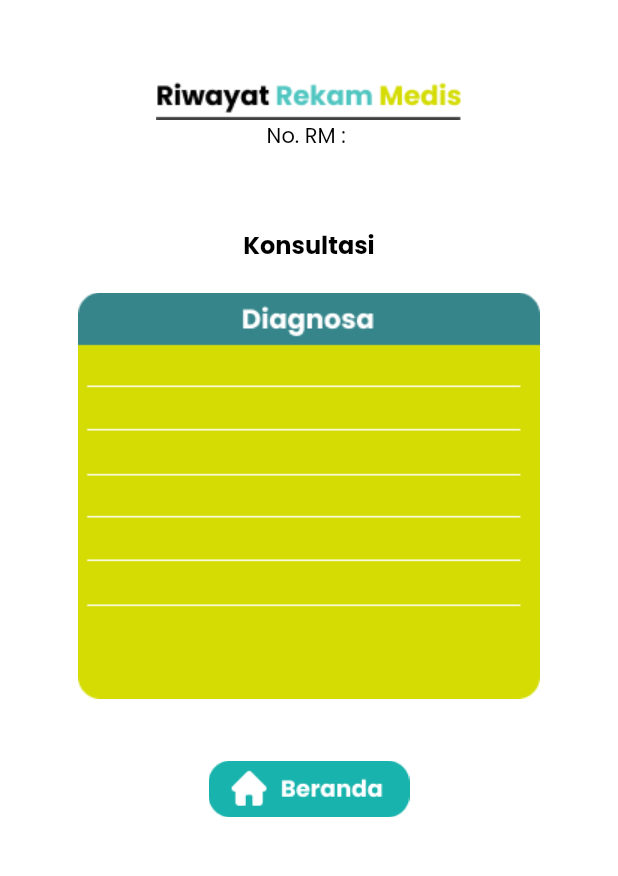
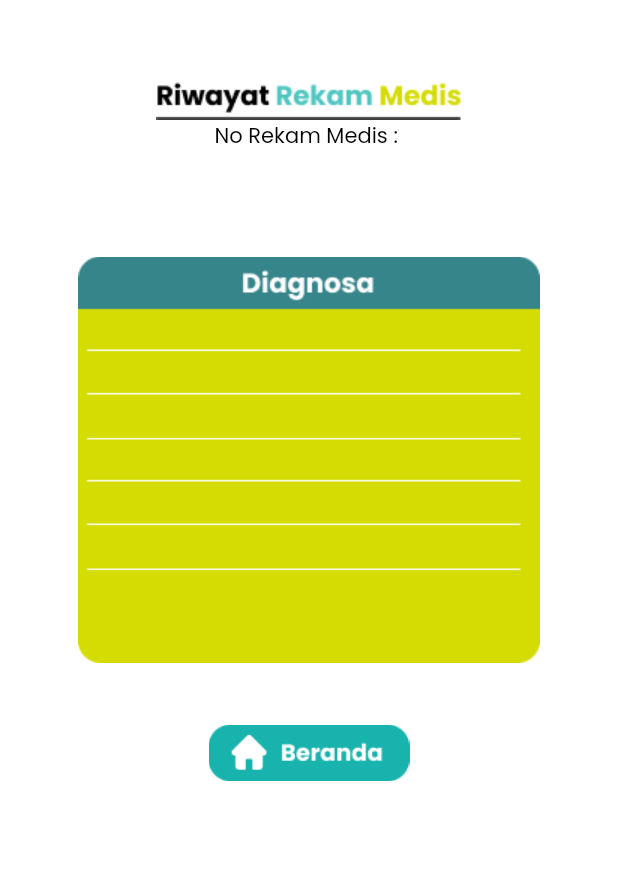
Before and after one commit to yudicandraa/TIK201-2022-2-ReDoc-Registrasi-Dokter-Spesialis, a Flutter app: the RekamMedis screen opened directly, on a phone screen of 412 x 824 dp, the part 135-1011 px from its top. Run offline on Flutter 3.47's test engine with Material 2 defaults, Android fonts, the phone set to English and light mode, and no system bars; our stand-ins replace cloud_firestore, firebase_auth, firebase_core, fluttertoast; missing offline and left inert: cloud_firestore_web, firebase_auth_web, firebase_core_web; accounts and stored records are empty.

```diff
--- a/redoc/lib/rekammedis.dart
+++ b/redoc/lib/rekammedis.dart
@@ -1,8 +1,11 @@
 import 'dart:ui';
 
+import 'package:cloud_firestore/cloud_firestore.dart';
+import 'package:firebase_auth/firebase_auth.dart';
 import 'package:flutter/material.dart';
 import 'package:redoc/beranda.dart';
 import 'package:redoc/pilihdokter.dart';
+import 'package:redoc/user_model.dart';
 
 class RekamMedis extends StatefulWidget {
   const RekamMedis({Key? key}) : super(key: key);
@@ -12,6 +15,23 @@ class RekamMedis extends StatefulWidget {
 }
 
 class _RekamMedisState extends State<RekamMedis> {
+  User? user = FirebaseAuth.instance.currentUser;
+  UserModel loginUser = UserModel();
+
+  @override
+  void initState() {
+    super.initState();
+
+    FirebaseFirestore.instance
+        .collection("users")
+        .doc(user!.uid)
+        .get()
+        .then((value) {
+      this.loginUser = UserModel.fromMap(value.data());
+      setState(() {});
+    });
+  }
+
   @override
   Widget build(BuildContext context) {
     return Scaffold(
@@ -32,7 +52,7 @@ class _RekamMedisState extends State<RekamMedis> {
                         Navigator.push(
                           context,
                           new MaterialPageRoute(
-                              builder: (context) => new PilihDokter()),
+                              builder: (context) => new Home()),
                         );
                       },
                       icon: Image(image: AssetImage('assets/backbutton.png')),
@@ -53,7 +73,7 @@ class _RekamMedisState extends State<RekamMedis> {
               children: [
                 Image(image: AssetImage('assets/textRM.png')),
                 Text(
-                  'No. RM : ',
+                  'No Rekam Medis : ${loginUser.rekamMedis}',
                   style: TextStyle(
                       fontFamily: 'PoppinsRegular',
                       fontSize: 14,
@@ -62,17 +82,28 @@ class _RekamMedisState extends State<RekamMedis> {
                 SizedBox(
                   height: 50,
                 ),
-                Text(
-                  'Konsultasi',
-                  style: TextStyle(
-                      fontFamily: 'Poppins',
-                      fontSize: 16,
-                      color: Color(0xff000000)),
-                ),
                 SizedBox(
                   height: 20,
                 ),
-                Image(image: AssetImage('assets/diagnosa.png')),
+                Stack(
+                  children: [
+                    Container(
+                      alignment: Alignment.center,
+                      child: Image(image: AssetImage('assets/diagnosa.png')),
+                    ),
+                    Container(
+                      alignment: Alignment.center,
+                      margin: EdgeInsets.only(top: 40),
+                      child: Text(
+                        '${loginUser.dataRM}',
+                        style: TextStyle(
+                            fontFamily: 'PoppinsRegular',
+                            fontSize: 13,
+                            color: Color(0xff35858B)),
+                      ),
+                    )
+                  ],
+                ),
                 Container(
                   margin: const EdgeInsets.only(top: 10),
                   child: SizedBox(
```
